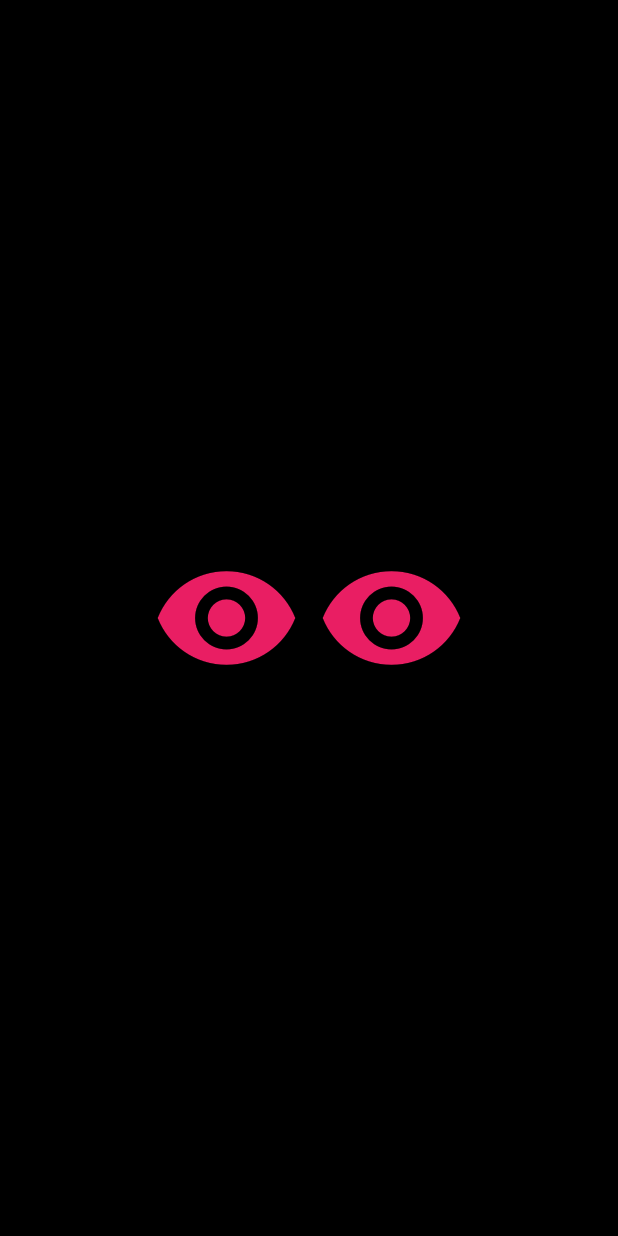
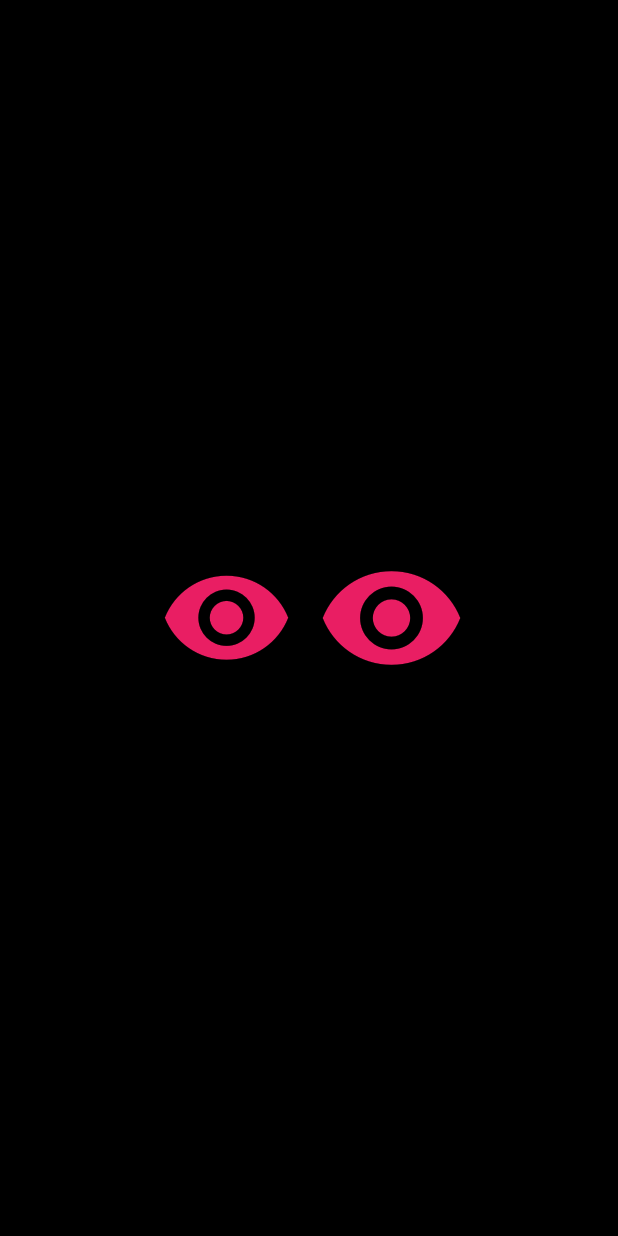
Before and after one commit to Mustafa-Roshdy/Product, a Flutter app: the first screen one second after launch, on a phone screen of 412 x 824 dp. Run offline on Flutter 3.47's test engine with Material 3 defaults, Android fonts, the phone set to English and light mode, and no system bars; our stand-ins replace curved_navigation_bar, flutter_form_builder, form_builder_validators, gap.

Commit message:
added animation to splash screen

```diff
--- a/lib/Screens/splash_screen.dart
+++ b/lib/Screens/splash_screen.dart
@@ -8,37 +8,63 @@ class SplashScreen extends StatefulWidget {
   State<SplashScreen> createState() => _SplashScreenState();
 }
 
-class _SplashScreenState extends State<SplashScreen> {
+class _SplashScreenState extends State<SplashScreen>
+    with SingleTickerProviderStateMixin {
+  late AnimationController _controller;
+  late Animation<double> _blinkAnimation;
+
   @override
   void initState() {
-    // TODO: implement initState
     super.initState();
 
+    // Blink controller
+    _controller = AnimationController(
+      vsync: this,
+      duration: const Duration(milliseconds: 400),
+    );
+
+    _blinkAnimation = Tween<double>(begin: 1.0, end: 0.2).animate(
+      CurvedAnimation(parent: _controller, curve: Curves.easeInOut),
+    );
+
+    // Run blink once (forward then reverse)
+    _controller.forward().then((_) => _controller.reverse());
+
+    // Navigate after 2 seconds
     Future.delayed(const Duration(seconds: 2), () {
       Navigator.pushReplacementNamed(context, "/login");
     });
   }
+
+  @override
+  void dispose() {
+    _controller.dispose();
+    super.dispose();
+  }
+
   @override
   Widget build(BuildContext context) {
     return Scaffold(
       body: Container(
-        // width: double.infinity,
         color: Colors.black,
         child: Center(
-          child: Column(
+          child: Row(
             mainAxisAlignment: MainAxisAlignment.center,
-            crossAxisAlignment: CrossAxisAlignment.center,
             children: [
-              Row(
-                mainAxisAlignment: MainAxisAlignment.center,
-                children: [
-                  Icon(Icons.remove_red_eye,size: 100,color: Colors.pink,),
-                  Gap(10),
-                  Icon(Icons.remove_red_eye,size: 100,color: Colors.pink,),
-                ],
-
+              ScaleTransition(
+                scale: _blinkAnimation,
+                child: const Icon(
+                  Icons.remove_red_eye,
+                  size: 100,
+                  color: Colors.pink,
+                ),
               ),
-
+              const Gap(10),
+              const Icon(
+                Icons.remove_red_eye,
+                size: 100,
+                color: Colors.pink,
+              ),
             ],
           ),
         ),
```
